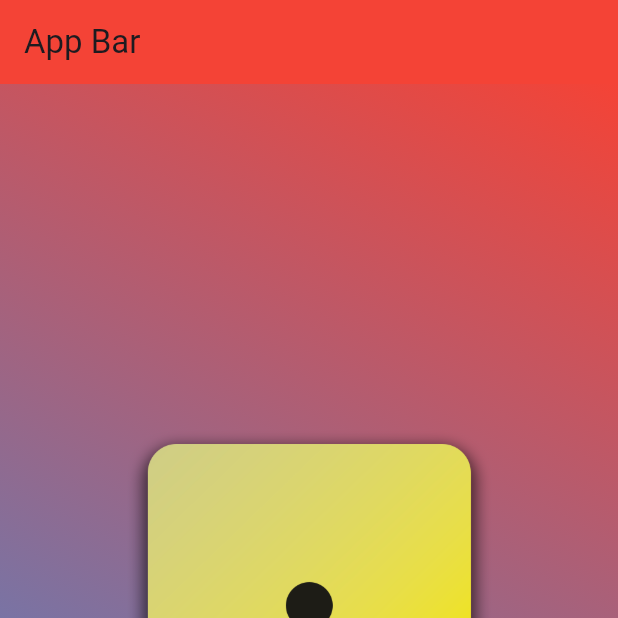
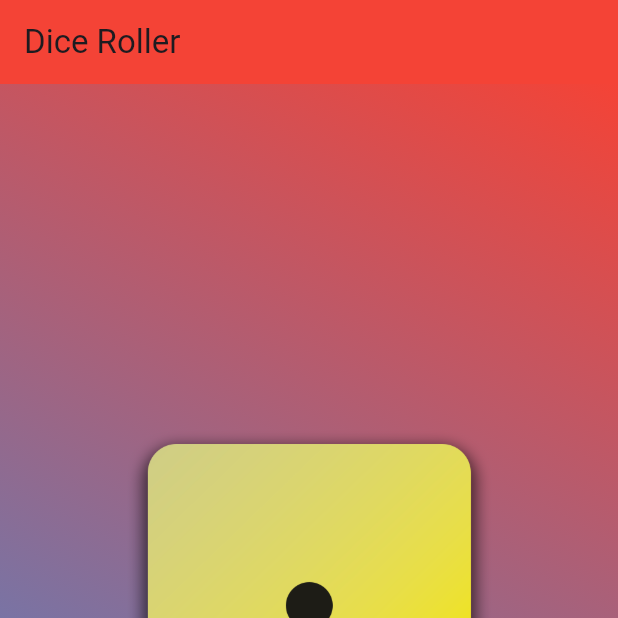
Before and after one commit to fbssaejun/dice_app, a Flutter app: the screen it shows after launch, on a phone screen of 412 x 824 dp, the top half of it. Run offline on Flutter 3.47's test engine with Material 3 defaults, Android fonts, the phone set to English and light mode, and no system bars.

Commit message:
change app bar text

```diff
--- a/lib/main.dart
+++ b/lib/main.dart
@@ -6,7 +6,7 @@ void main() {
     MaterialApp(
       home: Scaffold(
         appBar: AppBar(
-          title: const Text('App Bar'),
+          title: const Text('Dice Roller'),
           backgroundColor: Colors.red
         ),
         body: const GradientContainer(
```
